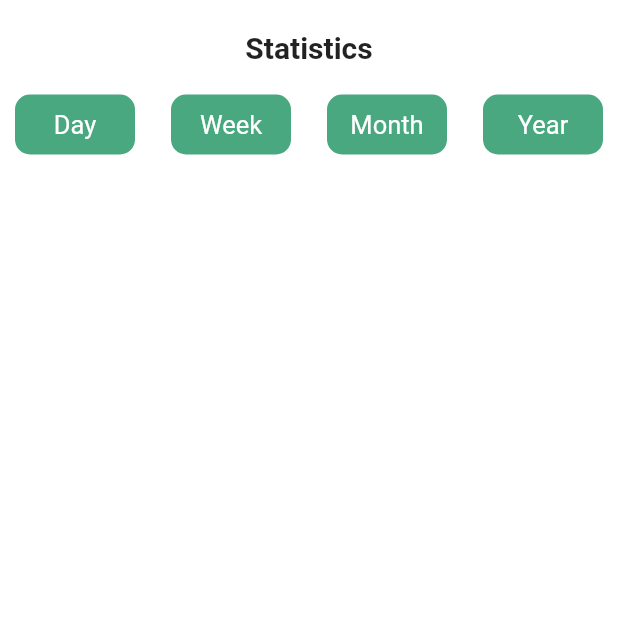
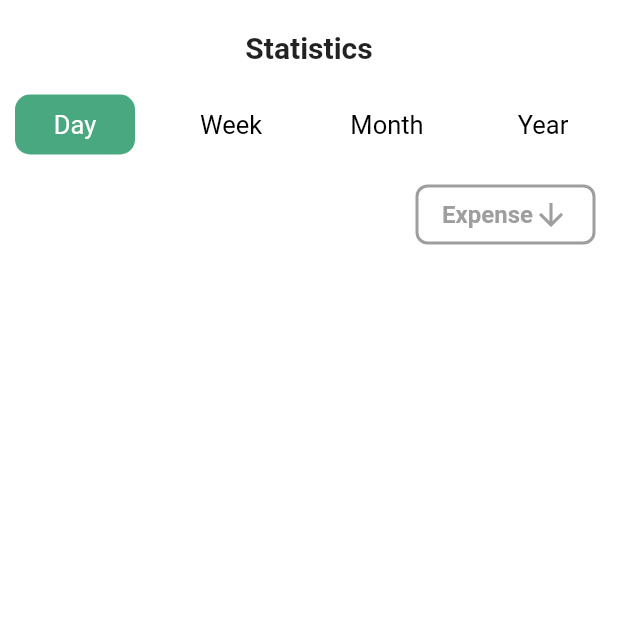
Before and after one commit to JohnGastone/Noti, a Flutter app: the screen it shows after launch, on a phone screen of 412 x 824 dp, the top half of it. Run offline on Flutter 3.47's test engine with Material 2 defaults, Android fonts, the phone set to English and light mode, and no system bars.

```diff
--- a/data/listData.dart
+++ b/data/listData.dart
@@ -1,13 +1,11 @@
-// ignore_for_file: file_names
-
-import 'list.dart';
+import 'package:noti/data/modelList.dart';
 
 List<money> geter() {
   money upwork = money();
+  upwork.image = 'upwork.png';
   upwork.name = 'Upwork';
+  upwork.time = 'Yesterday';
+  upwork.fee = '500';
   upwork.buy = 20;
-  upwork.fee = '500';
-  upwork.image = 'upwork.png';
-  upwork.time = 'Yesterday';
   return [upwork];
 }
--- a/data/list.dart
+++ b/lib/data/modelList.dart
@@ -1,5 +1,3 @@
-// ignore_for_file: camel_case_types
-
 class money {
   String? image;
   String? name;
--- a/lib/screens/home.dart
+++ b/lib/screens/home.dart
@@ -3,7 +3,6 @@
 import 'package:flutter/material.dart';
 import 'package:flutter/services.dart';
 import 'package:noti/data/listData.dart';
-// import 'package:noti/data/data.dart'
 
 class Home extends StatelessWidget {
   const Home({super.key});
--- a/lib/screens/statistics.dart
+++ b/lib/screens/statistics.dart
@@ -1,4 +1,4 @@
-// ignore_for_file: prefer_const_constructors, prefer_const_literals_to_create_immutables
+// ignore_for_file: prefer_const_constructors, prefer_const_literals_to_create_immutables, non_constant_identifier_names, sized_box_for_whitespace
 
 import 'package:flutter/material.dart';
 
@@ -11,6 +11,7 @@
 
 class _StatisticsState extends State<Statistics> {
   List day = ['Day', 'Week', 'Month', 'Year'];
+  int index_color = 0;
   @override
   Widget build(BuildContext context) {
     return Scaffold(
@@ -33,21 +34,64 @@
                       mainAxisAlignment: MainAxisAlignment.spaceBetween,
                       children: [
                         ...List.generate(4, (index) {
-                          return Container(
+                          return GestureDetector(
+                            onTap: () {
+                              setState(() {
+                                index_color = index;
+                              });
+                            },
+                            child: Container(
                               height: 40,
                               width: 80,
                               decoration: BoxDecoration(
                                 borderRadius: BorderRadius.circular(10),
-                              color: Color.fromARGB(255, 73, 168, 127),
+                                color: index_color == index
+                                    ? Color.fromARGB(255, 73, 168, 127)
+                                    : Colors.white,
                               ),
                               alignment: Alignment.center,
                               child: Text(day[index],
                                   style: TextStyle(
                                     fontSize: 17,
                                     fontWeight: FontWeight.w400,
-                                    color: Colors.white)),
+                                    color: index_color == index
+                                        ? Colors.white
+                                        : Colors.black,
+                                  )),
+                            ),
                           );
                         })
+                      ],
+                    ),
+                  ),
+                  SizedBox(
+                    height: 20,
+                  ),
+                  Padding(
+                    padding: const EdgeInsets.symmetric(horizontal: 15),
+                    child: Row(
+                      mainAxisAlignment: MainAxisAlignment.end,
+                      children: [
+                        Container(
+                          width: 120,
+                          height: 40,
+                          decoration: BoxDecoration(
+                              border: Border.all(color: Colors.grey, width: 2),
+                              borderRadius: BorderRadius.circular(8)),
+                          child: Row(
+                            mainAxisAlignment: MainAxisAlignment.center,
+                            children: [
+                              Text(
+                                'Expense',
+                                style: TextStyle(
+                                    color: Colors.grey,
+                                    fontSize: 16,
+                                    fontWeight: FontWeight.w600),
+                              ),
+                              Icon(
+                                Icons.arrow_downward_sharp,
+                                color: Colors.grey,
+                              ),
                             ],
                           ),
                         )
@@ -57,6 +101,9 @@
                 ],
               ),
             ),
+          ],
+        ),
+      ),
     );
   }
 }
```
Lines whose indentation alone changed are shown as unchanged.
